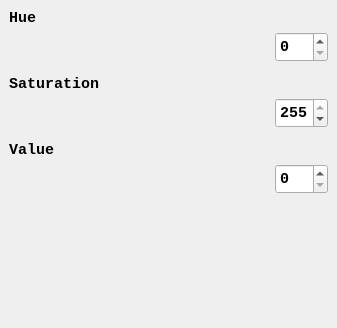
First picture: the form in Views/sliders.ui, repository mortalis13/Qt-Color-Picker-Qt, before the edit.
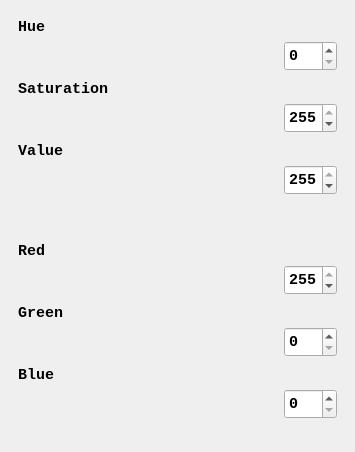
Second picture: the form after the edit. Custom widgets are drawn as their Qt base class.

Commit message: temp - fix Red slider correspondence

Diff of the .ui file:
```diff
--- a/Views/sliders.ui
+++ b/Views/sliders.ui
@@ -6,18 +6,18 @@
    <rect>
     <x>0</x>
     <y>0</y>
-    <width>337</width>
-    <height>328</height>
+    <width>355</width>
+    <height>452</height>
    </rect>
   </property>
   <property name="windowTitle">
    <string>Sliders</string>
   </property>
   <widget class="QWidget" name="centralwidget">
-   <layout class="QVBoxLayout" name="verticalLayout">
-    <property name="spacing">
-     <number>10</number>
-    </property>
+   <layout class="QVBoxLayout" name="verticalLayout_3">
+    <item>
+     <widget class="QWidget" name="pHSV" native="true">
+      <layout class="QVBoxLayout" name="verticalLayout_2">
     <item>
      <widget class="QWidget" name="pHue" native="true">
       <layout class="QGridLayout" name="gridLayout">
@@ -233,8 +233,264 @@
           </font>
          </property>
          <property name="maximum">
-          <number>360</number>
-         </property>
+             <number>255</number>
+            </property>
+            <property name="value">
+             <number>255</number>
+            </property>
+           </widget>
+          </item>
+         </layout>
+        </widget>
+       </item>
+      </layout>
+     </widget>
+    </item>
+    <item>
+     <spacer name="verticalSpacer_2">
+      <property name="orientation">
+       <enum>Qt::Vertical</enum>
+      </property>
+      <property name="sizeType">
+       <enum>QSizePolicy::Fixed</enum>
+      </property>
+      <property name="sizeHint" stdset="0">
+       <size>
+        <width>20</width>
+        <height>20</height>
+       </size>
+      </property>
+     </spacer>
+    </item>
+    <item>
+     <widget class="QWidget" name="pRGB" native="true">
+      <layout class="QVBoxLayout" name="verticalLayout">
+       <item>
+        <widget class="QWidget" name="pRed" native="true">
+         <layout class="QGridLayout" name="gridLayout_4">
+          <property name="leftMargin">
+           <number>0</number>
+          </property>
+          <property name="topMargin">
+           <number>0</number>
+          </property>
+          <property name="rightMargin">
+           <number>0</number>
+          </property>
+          <property name="bottomMargin">
+           <number>0</number>
+          </property>
+          <property name="verticalSpacing">
+           <number>2</number>
+          </property>
+          <item row="0" column="0">
+           <widget class="QLabel" name="lRed">
+            <property name="font">
+             <font>
+              <family>Consolas</family>
+              <pointsize>11</pointsize>
+              <weight>75</weight>
+              <bold>true</bold>
+             </font>
+            </property>
+            <property name="text">
+             <string>Red</string>
+            </property>
+           </widget>
+          </item>
+          <item row="1" column="0">
+           <widget class="RSlider" name="rSlider" native="true">
+            <property name="sizePolicy">
+             <sizepolicy hsizetype="MinimumExpanding" vsizetype="Fixed">
+              <horstretch>0</horstretch>
+              <verstretch>0</verstretch>
+             </sizepolicy>
+            </property>
+            <property name="minimumSize">
+             <size>
+              <width>260</width>
+              <height>36</height>
+             </size>
+            </property>
+           </widget>
+          </item>
+          <item row="1" column="1">
+           <widget class="QSpinBox" name="spRed">
+            <property name="minimumSize">
+             <size>
+              <width>53</width>
+              <height>30</height>
+             </size>
+            </property>
+            <property name="font">
+             <font>
+              <family>Consolas</family>
+              <pointsize>11</pointsize>
+              <weight>75</weight>
+              <bold>true</bold>
+             </font>
+            </property>
+            <property name="maximum">
+             <number>255</number>
+            </property>
+            <property name="value">
+             <number>255</number>
+            </property>
+           </widget>
+          </item>
+         </layout>
+        </widget>
+       </item>
+       <item>
+        <widget class="QWidget" name="pGreen" native="true">
+         <layout class="QGridLayout" name="gridLayout_6">
+          <property name="leftMargin">
+           <number>0</number>
+          </property>
+          <property name="topMargin">
+           <number>0</number>
+          </property>
+          <property name="rightMargin">
+           <number>0</number>
+          </property>
+          <property name="bottomMargin">
+           <number>0</number>
+          </property>
+          <property name="verticalSpacing">
+           <number>2</number>
+          </property>
+          <item row="2" column="0">
+           <widget class="GSlider" name="gSlider" native="true">
+            <property name="sizePolicy">
+             <sizepolicy hsizetype="MinimumExpanding" vsizetype="Fixed">
+              <horstretch>0</horstretch>
+              <verstretch>0</verstretch>
+             </sizepolicy>
+            </property>
+            <property name="minimumSize">
+             <size>
+              <width>260</width>
+              <height>36</height>
+             </size>
+            </property>
+           </widget>
+          </item>
+          <item row="2" column="1">
+           <widget class="QSpinBox" name="spGreen">
+            <property name="minimumSize">
+             <size>
+              <width>53</width>
+              <height>30</height>
+             </size>
+            </property>
+            <property name="font">
+             <font>
+              <family>Consolas</family>
+              <pointsize>11</pointsize>
+              <weight>75</weight>
+              <bold>true</bold>
+             </font>
+            </property>
+            <property name="maximum">
+             <number>255</number>
+            </property>
+            <property name="value">
+             <number>0</number>
+            </property>
+           </widget>
+          </item>
+          <item row="1" column="0">
+           <widget class="QLabel" name="lGreen">
+            <property name="font">
+             <font>
+              <family>Consolas</family>
+              <pointsize>11</pointsize>
+              <weight>75</weight>
+              <bold>true</bold>
+             </font>
+            </property>
+            <property name="text">
+             <string>Green</string>
+            </property>
+           </widget>
+          </item>
+         </layout>
+        </widget>
+       </item>
+       <item>
+        <widget class="QWidget" name="pBlue" native="true">
+         <layout class="QGridLayout" name="gridLayout_5">
+          <property name="leftMargin">
+           <number>0</number>
+          </property>
+          <property name="topMargin">
+           <number>0</number>
+          </property>
+          <property name="rightMargin">
+           <number>0</number>
+          </property>
+          <property name="bottomMargin">
+           <number>0</number>
+          </property>
+          <property name="verticalSpacing">
+           <number>2</number>
+          </property>
+          <item row="2" column="1">
+           <widget class="QSpinBox" name="spBlue">
+            <property name="minimumSize">
+             <size>
+              <width>53</width>
+              <height>30</height>
+             </size>
+            </property>
+            <property name="font">
+             <font>
+              <family>Consolas</family>
+              <pointsize>11</pointsize>
+              <weight>75</weight>
+              <bold>true</bold>
+             </font>
+            </property>
+            <property name="maximum">
+             <number>255</number>
+            </property>
+            <property name="value">
+             <number>0</number>
+            </property>
+           </widget>
+          </item>
+          <item row="2" column="0">
+           <widget class="BSlider" name="bSlider" native="true">
+            <property name="sizePolicy">
+             <sizepolicy hsizetype="MinimumExpanding" vsizetype="Fixed">
+              <horstretch>0</horstretch>
+              <verstretch>0</verstretch>
+             </sizepolicy>
+            </property>
+            <property name="minimumSize">
+             <size>
+              <width>260</width>
+              <height>36</height>
+             </size>
+            </property>
+           </widget>
+          </item>
+          <item row="1" column="0">
+           <widget class="QLabel" name="lBlue">
+            <property name="font">
+             <font>
+              <family>Consolas</family>
+              <pointsize>11</pointsize>
+              <weight>75</weight>
+              <bold>true</bold>
+             </font>
+            </property>
+            <property name="text">
+             <string>Blue</string>
+            </property>
+           </widget>
+          </item>
+         </layout>
         </widget>
        </item>
       </layout>
@@ -272,7 +528,25 @@
   <customwidget>
    <class>VSlider</class>
    <extends>QWidget</extends>
-   <header>Widgets\Sliders\vslider.h</header>
+   <header>Widgets\Sliders\HSV\vslider.h</header>
+   <container>1</container>
+  </customwidget>
+  <customwidget>
+   <class>RSlider</class>
+   <extends>QWidget</extends>
+   <header>Widgets\Sliders\RGB\rslider.h</header>
+   <container>1</container>
+  </customwidget>
+  <customwidget>
+   <class>GSlider</class>
+   <extends>QWidget</extends>
+   <header>Widgets\Sliders\RGB\gslider.h</header>
+   <container>1</container>
+  </customwidget>
+  <customwidget>
+   <class>BSlider</class>
+   <extends>QWidget</extends>
+   <header>Widgets\Sliders\RGB\bslider.h</header>
    <container>1</container>
   </customwidget>
  </customwidgets>
```
Left out of the diff: 4 changed lines with no effect on the pictures. Lines whose indentation alone changed are shown as unchanged. The commit also changes 32 other files.
